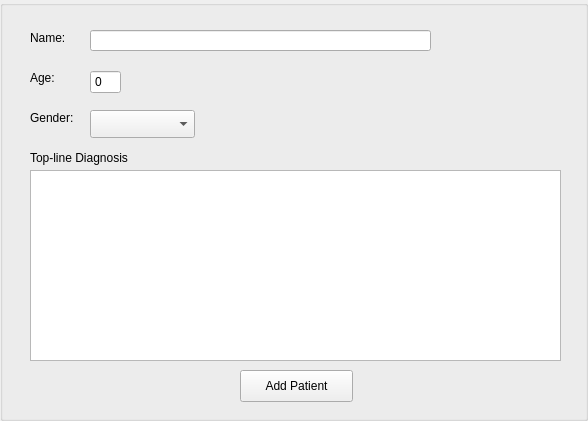
Old version of the form regform.ui in the repository imp-javis/bed-manager.
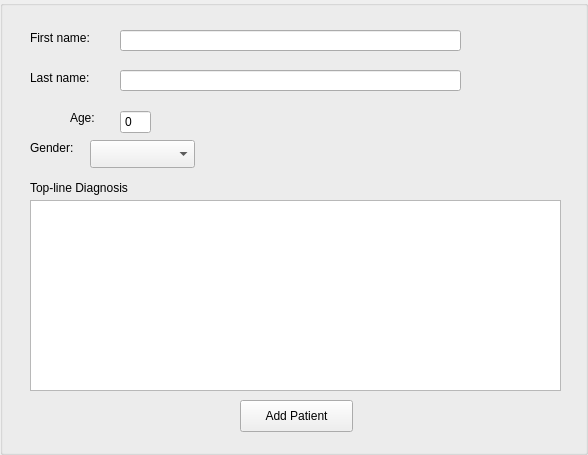
New version of the form.

```diff
--- a/regform.ui
+++ b/regform.ui
@@ -7,7 +7,7 @@
     <x>0</x>
     <y>0</y>
     <width>588</width>
-    <height>421</height>
+    <height>455</height>
    </rect>
   </property>
   <property name="windowTitle">
@@ -19,7 +19,7 @@
   <widget class="QLineEdit" name="lineEdit">
    <property name="geometry">
     <rect>
-     <x>90</x>
+     <x>120</x>
      <y>30</y>
      <width>341</width>
      <height>21</height>
@@ -30,7 +30,7 @@
    <property name="geometry">
     <rect>
      <x>30</x>
-     <y>170</y>
+     <y>200</y>
      <width>531</width>
      <height>191</height>
     </rect>
@@ -41,19 +41,19 @@
     <rect>
      <x>30</x>
      <y>30</y>
-     <width>60</width>
+     <width>81</width>
      <height>16</height>
     </rect>
    </property>
    <property name="text">
-    <string>Name:</string>
+    <string>First name:</string>
    </property>
   </widget>
   <widget class="QLabel" name="label_2">
    <property name="geometry">
     <rect>
-     <x>30</x>
-     <y>70</y>
+     <x>70</x>
+     <y>110</y>
      <width>60</width>
      <height>16</height>
     </rect>
@@ -65,8 +65,8 @@
   <widget class="QSpinBox" name="ageBox">
    <property name="geometry">
     <rect>
-     <x>90</x>
-     <y>70</y>
+     <x>120</x>
+     <y>110</y>
      <width>31</width>
      <height>24</height>
     </rect>
@@ -91,7 +91,7 @@
    <property name="geometry">
     <rect>
      <x>30</x>
-     <y>110</y>
+     <y>140</y>
      <width>60</width>
      <height>16</height>
     </rect>
@@ -104,7 +104,7 @@
    <property name="geometry">
     <rect>
      <x>90</x>
-     <y>110</y>
+     <y>140</y>
      <width>105</width>
      <height>28</height>
     </rect>
@@ -132,7 +132,7 @@
    <property name="geometry">
     <rect>
      <x>30</x>
-     <y>150</y>
+     <y>180</y>
      <width>121</width>
      <height>16</height>
     </rect>
@@ -151,7 +151,7 @@
    <property name="geometry">
     <rect>
      <x>240</x>
-     <y>370</y>
+     <y>400</y>
      <width>113</width>
      <height>32</height>
     </rect>
@@ -160,6 +160,32 @@
     <string>Add Patient</string>
    </property>
   </widget>
+  <widget class="QLineEdit" name="last">
+   <property name="geometry">
+    <rect>
+     <x>120</x>
+     <y>70</y>
+     <width>341</width>
+     <height>21</height>
+    </rect>
+   </property>
+   <property name="text">
+    <string/>
+   </property>
+  </widget>
+  <widget class="QLabel" name="lastlabel">
+   <property name="geometry">
+    <rect>
+     <x>30</x>
+     <y>70</y>
+     <width>81</width>
+     <height>16</height>
+    </rect>
+   </property>
+   <property name="text">
+    <string>Last name:</string>
+   </property>
+  </widget>
  </widget>
  <resources/>
  <connections/>
```
Left out of the diff: 11 changed lines with no effect on the pictures.
